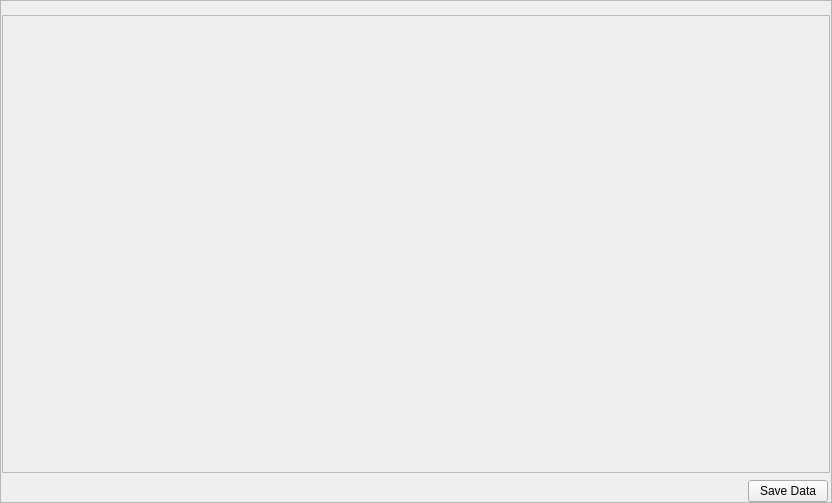
Above: SEEL_Apps/templates/template_graph_nofft.ui from jithinbp/SEELablet-apps before the change. Below: the same form after it.
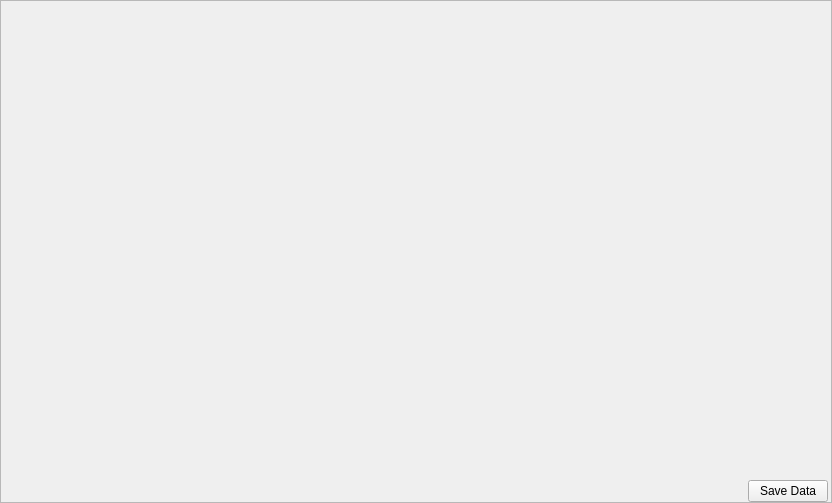
That is the form after the change.

The edit to the form file:
```diff
--- a/SEEL_Apps/templates/template_graph_nofft.ui
+++ b/SEEL_Apps/templates/template_graph_nofft.ui
@@ -51,6 +51,9 @@
        <property name="bottomMargin">
         <number>0</number>
        </property>
+       <property name="spacing">
+        <number>0</number>
+       </property>
        <item row="0" column="0">
         <widget class="QFrame" name="frame">
          <property name="frameShape">
@@ -127,13 +130,16 @@
            <number>1</number>
           </property>
           <property name="verticalSpacing">
-           <number>2</number>
+           <number>0</number>
           </property>
           <property name="margin">
            <number>1</number>
           </property>
           <item row="1" column="0">
            <widget class="QScrollArea" name="scrollArea">
+            <property name="frameShape">
+             <enum>QFrame::NoFrame</enum>
+            </property>
             <property name="widgetResizable">
              <bool>true</bool>
             </property>
@@ -142,8 +148,8 @@
               <rect>
                <x>0</x>
                <y>0</y>
-               <width>826</width>
-               <height>424</height>
+               <width>828</width>
+               <height>438</height>
               </rect>
              </property>
              <layout class="QGridLayout" name="gridLayout_4">
```
Left out of the diff: 13 changed lines with no effect on the pictures.
